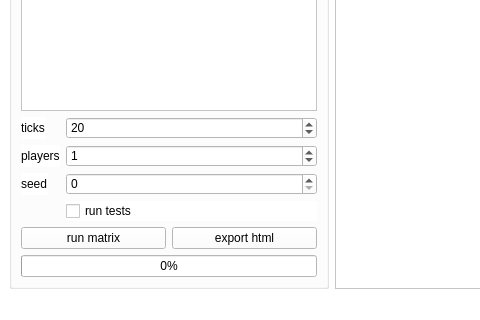
Before: the Qt Designer form src/datapack_emulator/window/engine.ui in AnCarsenat/Datapack-Emulator, drawn with Qt 5; both pictures show x 0 to 480 and y 420 to 740 of the 1180 by 740 pixel window.
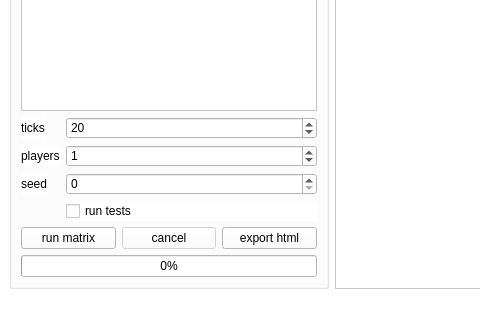
After: the same form once the commit is applied.

Commit message:
feat(engine): run the version matrix on a worker thread, with cancel
TestEngine.run and run_version take a cancelled callback, checked before
each version and between ticks; a cancelled run is kept and marked. The
engine window runs the matrix on an EngineWorker thread, adds rows as
versions finish, locks its settings meanwhile, and gets a cancel button;
closing it or switching packs cancels. VanillaLibrary.load is now
thread-safe. On the command line, the first Ctrl+C stops matrix and test
after the current tick and still reports what ran.

```diff
--- a/src/datapack_emulator/window/engine.ui
+++ b/src/datapack_emulator/window/engine.ui
@@ -233,6 +233,19 @@
            </property>
           </widget>
          </item>
+         <item>
+          <widget class="QPushButton" name="buttonCancel">
+           <property name="enabled">
+            <bool>false</bool>
+           </property>
+           <property name="toolTip">
+            <string>stop after the current tick; the versions that ran (and how far the current one got) stay in the table</string>
+           </property>
+           <property name="text">
+            <string>cancel</string>
+           </property>
+          </widget>
+         </item>
          <item>
           <widget class="QPushButton" name="buttonExport">
            <property name="toolTip">
```
The commit also changes 13 other files.
